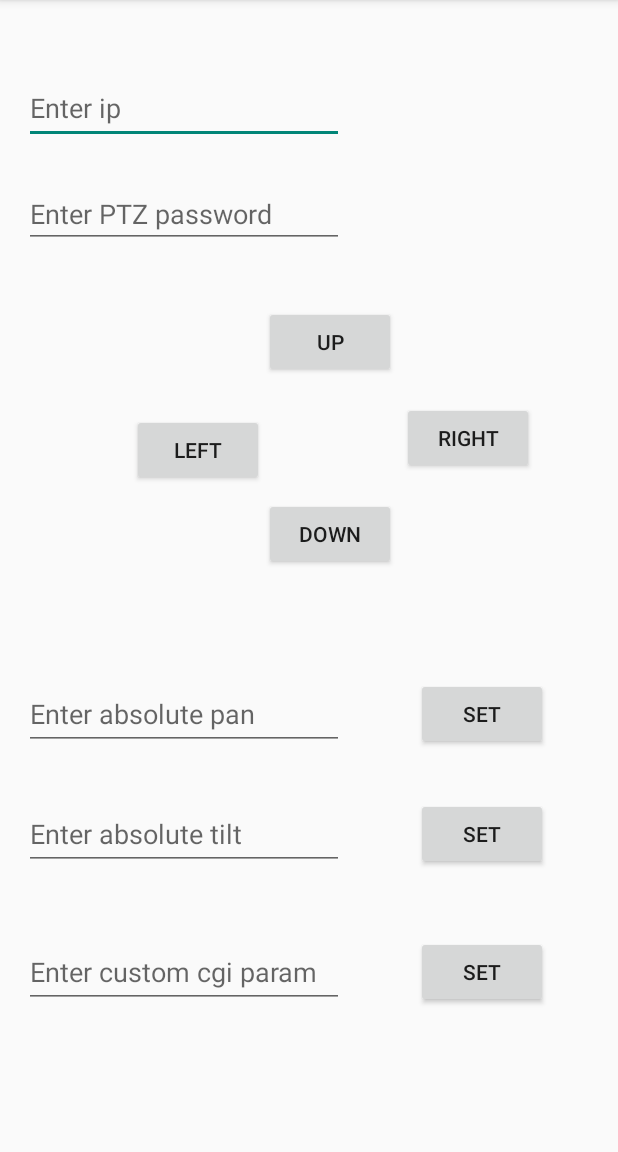
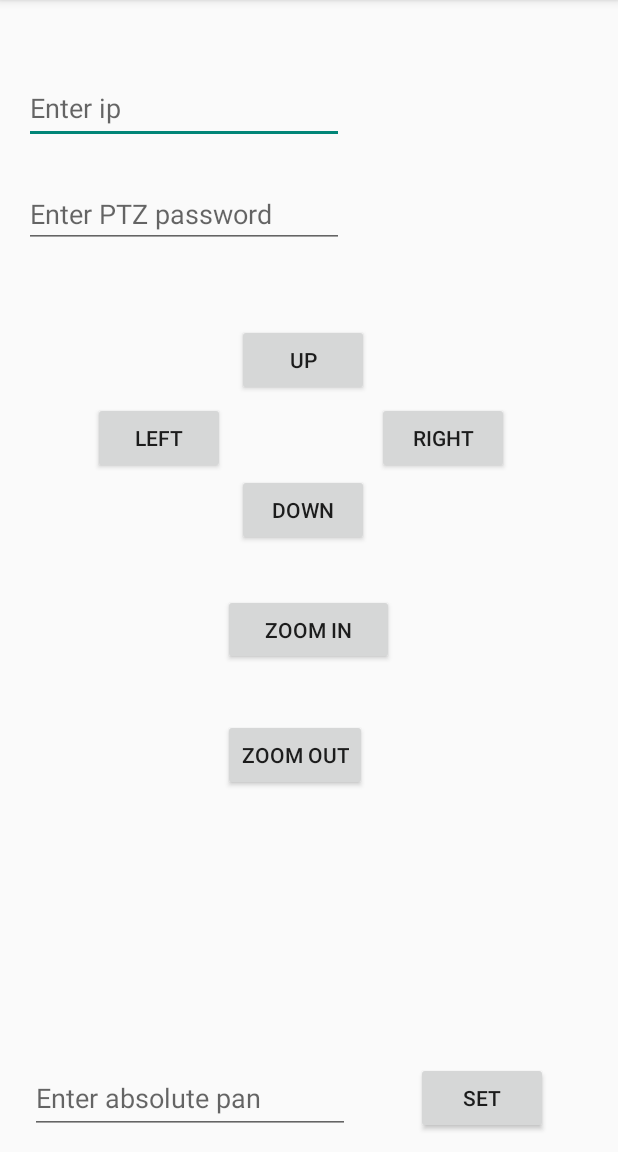
Before and after one commit to jonfpersson/ptz-Axis-joystick, an Android app: the screen it shows after launch (MainActivity), on a phone screen of 412 x 824 dp, the part 84-1236 px from its top. Run offline under Robolectric (Android 15) with nearby library versions, the phone set to English and light mode, and no system bars.

Commit message:
Add zoom control

```diff
--- a/app/src/main/java/com/jonfp/joystick/MainActivity.java
+++ b/app/src/main/java/com/jonfp/joystick/MainActivity.java
@@ -2,13 +2,10 @@ package com.jonfp.joystick;
 
 import androidx.appcompat.app.AppCompatActivity;
 
-import android.app.DownloadManager;
 import android.content.SharedPreferences;
 import android.os.Bundle;
 import android.view.View;
 import android.widget.EditText;
-import android.widget.TextView;
-import android.widget.Toast;
 
 import java.util.concurrent.ExecutionException;
 
@@ -33,7 +30,6 @@ public class MainActivity extends AppCompatActivity {
         String pass = passEditText.getText().toString();
 
         SharedPreferences sharedPreferences = getSharedPreferences("savedValues",MODE_PRIVATE);
-
         SharedPreferences.Editor myEdit = sharedPreferences.edit();
 
         myEdit.putString("ip", ip);
@@ -53,10 +49,12 @@ public class MainActivity extends AppCompatActivity {
         ipEditText.setText(sharedPreferences.getString("ip", ""));
         passEditText.setText(sharedPreferences.getString("pass", ""));
 
+
     }
 
     public void sendUp(View view){
         sendCGI("move=up");
+
     }
 
     public void sendLeft(View view){
@@ -92,13 +90,20 @@ public class MainActivity extends AppCompatActivity {
         sendCGI(cus);
     }
 
+    public void zoomIn(View view){
+        sendCGI("rzoom=" + "+200");
+    }
+
+    public void zoomOut(View view){
+        sendCGI("rzoom=" + "-200");
+    }
+
     public void sendCGI(String params){
         EditText ipEditText = findViewById(R.id.ipEditText);
         String ip = ipEditText.getText().toString();
 
         EditText passEditText = findViewById(R.id.passEditText);
         String pass = passEditText.getText().toString();
-
 
         if(ip != ""){
             String webPage = "http://" + ip + "/axis-cgi/com/ptz.cgi?" + params;
@@ -116,6 +121,4 @@ public class MainActivity extends AppCompatActivity {
             }
         }
     }
-
-
 }
--- a/app/src/main/res/layout/activity_main.xml
+++ b/app/src/main/res/layout/activity_main.xml
@@ -1,7 +1,12 @@
 <?xml version="1.0" encoding="utf-8"?>
-<androidx.constraintlayout.widget.ConstraintLayout xmlns:android="http://schemas.android.com/apk/res/android"
+<ScrollView
+    android:layout_width="match_parent"
+    android:layout_height="match_parent"
+    xmlns:android="http://schemas.android.com/apk/res/android"
     xmlns:app="http://schemas.android.com/apk/res-auto"
-    xmlns:tools="http://schemas.android.com/tools"
+    xmlns:tools="http://schemas.android.com/tools">
+
+    <androidx.constraintlayout.widget.ConstraintLayout
         android:layout_width="match_parent"
         android:layout_height="match_parent"
         tools:context=".MainActivity">
@@ -19,12 +24,49 @@
             app:layout_constraintStart_toStartOf="parent"
             app:layout_constraintTop_toTopOf="parent" />
 
+        <Button
+            android:id="@+id/setPan"
+            android:layout_width="wrap_content"
+            android:layout_height="wrap_content"
+            android:layout_marginStart="44dp"
+            android:layout_marginTop="344dp"
+            android:onClick="sendPan"
+            android:text="Set"
+
+            app:layout_constraintStart_toEndOf="@+id/absPan"
+            app:layout_constraintTop_toBottomOf="@+id/btnDown" />
+
+        <Button
+            android:id="@+id/setTilt"
+            android:layout_width="wrap_content"
+            android:layout_height="wrap_content"
+            android:layout_marginStart="44dp"
+            android:layout_marginTop="72dp"
+            android:onClick="sendTilt"
+
+            android:text="Set"
+            app:layout_constraintStart_toEndOf="@+id/absTilt"
+            app:layout_constraintTop_toBottomOf="@+id/setPan" />
+
+        <EditText
+            android:id="@+id/customCGI"
+            android:layout_width="wrap_content"
+            android:layout_height="wrap_content"
+            android:layout_marginStart="20dp"
+            android:layout_marginTop="156dp"
+            android:ems="10"
+            android:hint="Enter custom cgi param"
+            android:inputType="textPersonName"
+            android:minHeight="48dp"
+            app:layout_constraintStart_toStartOf="parent"
+            app:layout_constraintTop_toBottomOf="@+id/absPan" />
+
         <EditText
             android:id="@+id/absPan"
             android:layout_width="wrap_content"
             android:layout_height="wrap_content"
-        android:layout_marginStart="16dp"
-        android:layout_marginTop="128dp"
+            android:layout_marginStart="20dp"
+            android:layout_marginTop="392dp"
             android:ems="10"
             android:hint="Enter absolute pan"
             android:inputType="textPersonName"
@@ -36,23 +78,10 @@
             android:id="@+id/absTilt"
             android:layout_width="wrap_content"
             android:layout_height="wrap_content"
-        android:layout_marginStart="16dp"
-        android:layout_marginTop="32dp"
+            android:layout_marginStart="20dp"
+            android:layout_marginTop="72dp"
             android:ems="10"
             android:hint="Enter absolute tilt"
-        android:inputType="textPersonName"
-        android:minHeight="48dp"
-        app:layout_constraintStart_toStartOf="parent"
-        app:layout_constraintTop_toBottomOf="@+id/absPan" />
-
-    <EditText
-        android:id="@+id/customCGI"
-        android:layout_width="wrap_content"
-        android:layout_height="wrap_content"
-        android:layout_marginStart="16dp"
-        android:layout_marginTop="124dp"
-        android:ems="10"
-        android:hint="Enter custom cgi param"
             android:inputType="textPersonName"
             android:minHeight="48dp"
             app:layout_constraintStart_toStartOf="parent"
@@ -62,83 +91,91 @@
             android:id="@+id/setTilt2"
             android:layout_width="wrap_content"
             android:layout_height="wrap_content"
-        android:layout_marginStart="48dp"
-        android:layout_marginTop="124dp"
+            android:layout_marginStart="44dp"
+            android:layout_marginTop="156dp"
             android:onClick="sendCustom"
             android:text="Set"
             app:layout_constraintStart_toEndOf="@+id/customCGI"
             app:layout_constraintTop_toBottomOf="@+id/setPan" />
 
         <Button
-        android:id="@+id/setTilt"
+            android:id="@+id/btnLeft"
             android:layout_width="wrap_content"
             android:layout_height="wrap_content"
-        android:layout_marginStart="48dp"
-        android:layout_marginTop="32dp"
-        android:onClick="sendTilt"
+            android:layout_marginTop="4dp"
+            android:layout_marginEnd="8dp"
+            android:onClick="sendLeft"
+            android:text="Left"
+            app:layout_constraintBottom_toTopOf="@+id/btnDown"
+            app:layout_constraintEnd_toStartOf="@+id/btnDown"
+            app:layout_constraintHorizontal_bias="1.0"
+            app:layout_constraintStart_toStartOf="parent"
+            app:layout_constraintTop_toBottomOf="@+id/btnUp"
+            app:layout_constraintVertical_bias="0.0"
 
-        android:text="Set"
-        app:layout_constraintStart_toEndOf="@+id/absTilt"
-        app:layout_constraintTop_toBottomOf="@+id/setPan" />
+            />
 
         <Button
             android:id="@+id/btnUp"
             android:layout_width="wrap_content"
             android:layout_height="wrap_content"
-        android:layout_marginTop="108dp"
-        android:layout_marginEnd="4dp"
+            android:layout_marginTop="120dp"
             android:onClick="sendUp"
             android:text="Up"
-        app:layout_constraintEnd_toStartOf="@+id/btnRight"
+            app:layout_constraintEnd_toEndOf="@+id/btnDown"
+            app:layout_constraintHorizontal_bias="0.0"
+            app:layout_constraintStart_toStartOf="@+id/btnDown"
             app:layout_constraintTop_toBottomOf="@+id/ipEditText" />
 
         <Button
-        android:id="@+id/btnLeft"
+            android:id="@+id/btnRight"
             android:layout_width="wrap_content"
             android:layout_height="wrap_content"
-        android:layout_marginTop="24dp"
-        android:layout_marginEnd="92dp"
-        android:onClick="sendLeft"
-        android:text="Left"
+            android:layout_marginTop="4dp"
+            android:layout_marginEnd="68dp"
+            android:onClick="sendRight"
+            android:text="Right"
 
-        app:layout_constraintEnd_toStartOf="@+id/btnRight"
+            app:layout_constraintBottom_toTopOf="@+id/btnDown"
+            app:layout_constraintEnd_toEndOf="parent"
+            app:layout_constraintStart_toEndOf="@+id/btnDown"
             app:layout_constraintTop_toBottomOf="@+id/btnUp" />
 
         <Button
             android:id="@+id/btnDown"
             android:layout_width="wrap_content"
             android:layout_height="wrap_content"
-        android:layout_marginTop="80dp"
-        android:layout_marginEnd="4dp"
+            android:layout_marginTop="52dp"
+            android:layout_marginEnd="8dp"
             android:onClick="sendDown"
 
             android:text="Down"
-        app:layout_constraintEnd_toStartOf="@+id/btnRight"
+            app:layout_constraintEnd_toEndOf="@+id/btnZoomIn"
+            app:layout_constraintStart_toStartOf="@+id/btnZoomIn"
             app:layout_constraintTop_toBottomOf="@+id/btnUp" />
 
+
         <Button
-        android:id="@+id/btnRight"
+            android:id="@+id/btnZoomIn"
+            android:layout_width="114dp"
+            android:layout_height="47dp"
+            android:layout_marginTop="32dp"
+            android:onClick="zoomIn"
+            android:text="Zoom in"
+            app:layout_constraintEnd_toEndOf="parent"
+            app:layout_constraintHorizontal_bias="0.498"
+            app:layout_constraintStart_toStartOf="parent"
+            app:layout_constraintTop_toBottomOf="@+id/btnDown" />
+
+        <Button
+            android:id="@+id/btnZoomOut"
             android:layout_width="wrap_content"
             android:layout_height="wrap_content"
-        android:layout_marginTop="16dp"
-        android:layout_marginEnd="56dp"
-        android:onClick="sendRight"
-        android:text="Right"
-
-        app:layout_constraintEnd_toEndOf="parent"
-        app:layout_constraintTop_toBottomOf="@+id/btnUp" />
-
-    <Button
-        android:id="@+id/setPan"
-        android:layout_width="wrap_content"
-        android:layout_height="wrap_content"
-        android:layout_marginStart="48dp"
-        android:layout_marginTop="72dp"
-        android:text="Set"
-        android:onClick="sendPan"
-
-        app:layout_constraintStart_toEndOf="@+id/absPan"
-        app:layout_constraintTop_toBottomOf="@+id/btnDown" />
+            android:layout_marginTop="36dp"
+            android:onClick="zoomOut"
+            android:text="Zoom out"
+            app:layout_constraintStart_toStartOf="@+id/btnZoomIn"
+            app:layout_constraintTop_toBottomOf="@+id/btnZoomIn" />
 
         <EditText
             android:id="@+id/passEditText"
@@ -153,3 +190,5 @@
             app:layout_constraintTop_toBottomOf="@+id/ipEditText" />
 
     </androidx.constraintlayout.widget.ConstraintLayout>
+
+</ScrollView>
```
Lines whose indentation alone changed are shown as unchanged.
